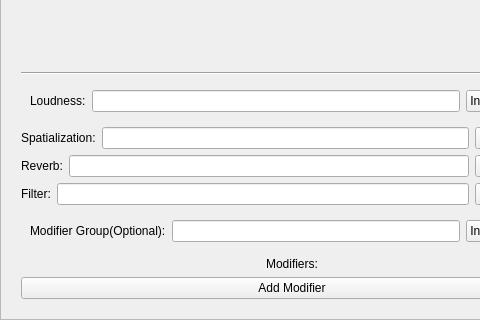
This is LASSIE/src/ui/Attributes.ui in DiyunZ/dissco as Qt 5 draws it before an edit; both pictures show x 0 to 480 and y 898 to 1218 of the 584 by 1218 pixel window. The edited form follows.
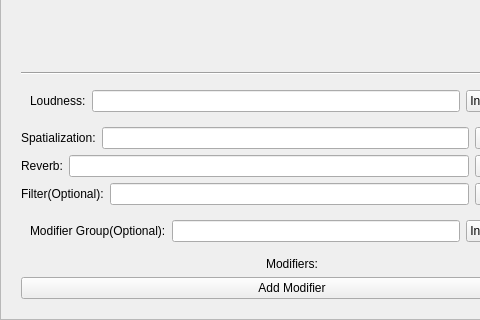
This is the edited form. The open tabs and pages were chosen to show the change.

Commit message: add (optional) after "filter:"

```diff
--- a/LASSIE/src/ui/Attributes.ui
+++ b/LASSIE/src/ui/Attributes.ui
@@ -865,7 +865,7 @@
                         <layout class="QHBoxLayout" name="filLayout">
                             <item>
                                 <widget class="QLabel" name="filLabel">
-                                <property name="text"><string>Filter:</string></property>
+                                <property name="text"><string>Filter(Optional):</string></property>
                                 </widget>
                             </item>
                             <item>
```
